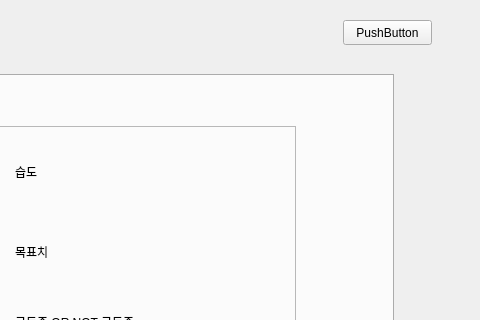
This is GUI/smart_farmer.ui in addinedu-ros-5th/iot-repo-5 as Qt 5 draws it before an edit; both pictures show x 577 to 1057 and y 0 to 320 of the 1057 by 832 pixel window. The edited form follows.
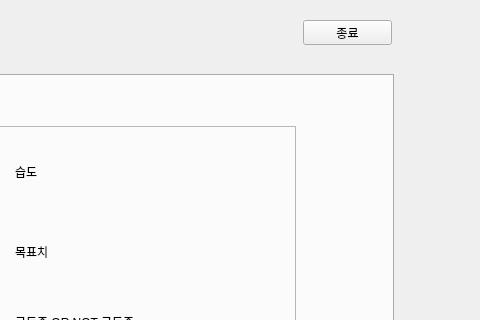
This is the edited form.

Commit message: 'Stop Operation' btn added. After clicking 'apply btn', stop operation btn will be shown

The edit to the form file:
```diff
--- a/GUI/smart_farmer.ui
+++ b/GUI/smart_farmer.ui
@@ -348,14 +348,14 @@
    <widget class="QPushButton" name="pb">
     <property name="geometry">
      <rect>
-      <x>920</x>
+      <x>880</x>
       <y>20</y>
       <width>89</width>
       <height>25</height>
      </rect>
     </property>
     <property name="text">
-     <string>PushButton</string>
+     <string>종료</string>
     </property>
    </widget>
   </widget>
```
Left out of the diff: 2 changed lines with no effect on the pictures. The commit also changes 1 other file.
